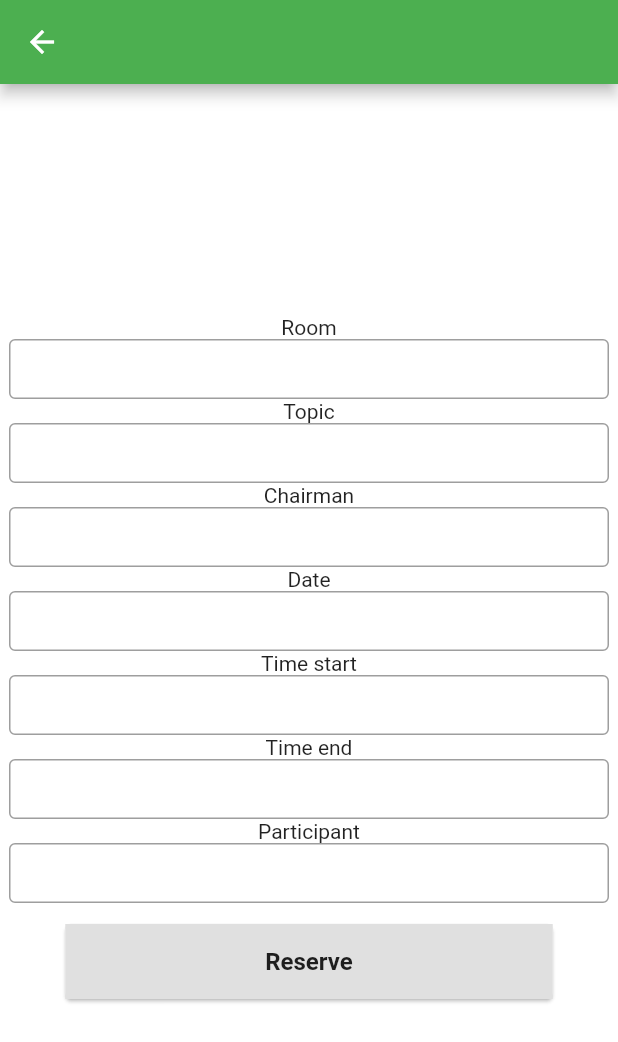
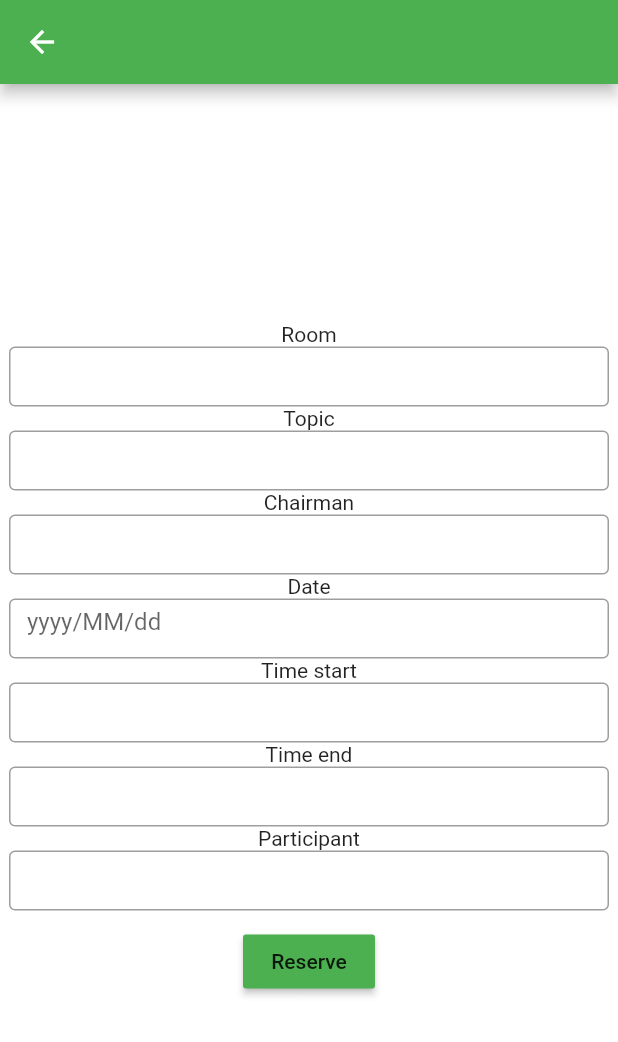
Before and after one commit to pbpeam/BAAC-Reservation, a Flutter app: the ReservationPage screen opened by its route, on a phone screen of 412 x 824 dp. Shown: the top 1042 px of the screen. Run offline on Flutter 3.47's test engine with Material 2 defaults, Android fonts, the phone set to English and light mode, and no system bars; our stand-ins replace flutter_secure_storage, table_calendar; accounts and stored records are empty; network calls fail.

Commit message:
Finish reservation system

```diff
--- a/baac_reservation/lib/api/model/reserve.dart
+++ b/baac_reservation/lib/api/model/reserve.dart
@@ -5,7 +5,9 @@ class Reserve{
   final String date;
   final String timeStart;
   final String timeEnd;
-  final int status;
+
+  final String createdAt;
+  final String updatedAt;
 
   Reserve({
     this.roomID,
@@ -14,7 +16,21 @@ class Reserve{
     this.date,
     this.timeStart,
     this.timeEnd,
-    this.status,
+
+    this.createdAt,
+    this.updatedAt,
   });
 
+  factory Reserve.fromJSON(Map<String, dynamic> json) => Reserve(
+    roomID: json['roomID'],
+    topic: json['topic'],
+    chairman: json['chairman'],
+    date: json['date'],
+    timeStart: json['timeStart'],
+    timeEnd: json['timeEnd'],
+
+
+    createdAt: json['created_at'],
+    updatedAt: json['updated_at'],
+  );
 }
--- a/baac_reservation/lib/screen/calendarPage.dart
+++ b/baac_reservation/lib/screen/calendarPage.dart
@@ -14,11 +14,9 @@ class CalendarPage extends StatefulWidget {
 
 class _CalendarPageState extends State<CalendarPage> {
   CalendarController _calendarController;
-  DateTime _dateTime;
 
   @override
   void initState() {
-    // TODO: implement initState
     super.initState();
     _calendarController = CalendarController();
   }
--- a/baac_reservation/lib/screen/reservationPage.dart
+++ b/baac_reservation/lib/screen/reservationPage.dart
@@ -1,5 +1,7 @@
+import 'package:baac_reservation/api/room_controller.dart';
 import 'package:baac_reservation/widgets/customButton.dart';
 import 'package:flutter/material.dart';
+// import 'package:date_format/date_format.dart';
 
 class ReservationPage extends StatefulWidget {
   @override
@@ -7,138 +9,236 @@ class ReservationPage extends StatefulWidget {
 }
 
 class _ReservationPageState extends State<ReservationPage> {
+  final roomID = TextEditingController();
+  final topic = TextEditingController();
+  final chairman = TextEditingController();
+  final date = TextEditingController();
+  final timeStart = TextEditingController();
+  final timeEnd = TextEditingController();
+  final participants = TextEditingController();
+
+  bool isFormValidated = false;
+  DateTime dateTime = DateTime.now();
+
+  //Create a blank checking
+  void computeFormValidated(){
+    setState(() {
+      isFormValidated =
+      roomID.text.length > 0 &&
+      topic.text.length > 0 &&
+      chairman.text.length > 0 &&
+      date.text.length > 0 &&
+      timeStart.text.length > 0 &&
+      timeEnd.text.length > 0 &&
+      participants.text.length > 0;
+    });
+  }
+
+  @override
+  void initState() {
+    super.initState();
+
+    roomID.addListener(computeFormValidated);
+    topic.addListener(computeFormValidated);
+    chairman.addListener(computeFormValidated);
+    date.addListener(computeFormValidated);
+    timeStart.addListener(computeFormValidated);
+    timeEnd.addListener(computeFormValidated);
+    roomID.addListener(computeFormValidated);
+    participants.addListener(computeFormValidated);
+  }
+
+
+
+  //UI part
   @override
   Widget build(BuildContext context) {
     return Scaffold(
       appBar: AppBar(),
+
       body: Container(
         child: Center(
+          child: SingleChildScrollView(
             child: Column(
               mainAxisSize: MainAxisSize.max,
               mainAxisAlignment: MainAxisAlignment.center,
-
               children: <Widget>[
                 Text('Room'),
                 Container(
                   width: 400,
                   height: 40,
-
                   child: TextField(
                     obscureText: false,
-
+                    controller: roomID,
                     decoration: InputDecoration(
                       border: OutlineInputBorder(),
-                    // hintText: 'Room'
+                    ),
+                  ),
+                ),
+                Text('Topic'),
+                Container(
+                  width: 400,
+                  height: 40,
+                  child: TextField(
+                    obscureText: false,
+                    controller: topic,
+                    decoration: InputDecoration(
+                      border: OutlineInputBorder(),
+                    ),
+                  ),
+                ),
+                Text('Chairman'),
+                Container(
+                  width: 400,
+                  height: 40,
+                  child: TextField(
+                    obscureText: false,
+                    controller: chairman,
+                    decoration: InputDecoration(
+                      border: OutlineInputBorder(),
                     ),
                   ),
                 ),
 
-              Text('Topic'),
+                Text('Date'), //Date format yyyy/MM/dd
                 Container(
                   width: 400,
                   height: 40,
-
                   child: TextField(
                     obscureText: false,
-
+                    controller: date,
                     decoration: InputDecoration(
+                      hintText: 'yyyy/MM/dd',
                       border: OutlineInputBorder(),
-                    // hintText: 'Topic'
                     ),
                   ),
                 ),
+          //       RaisedButton(
+          //   child: Text('Select Date'),
+          //   onPressed: () async {
+          //     showDatePicker(
+          //       context: context,
+          //       initialDate: dateTime,
+          //       firstDate: DateTime(2020),
+          //       lastDate: DateTime(2222)
+          //     )
+          //     .then ((date) {
+          //       setState(() {
+          //         dateTime = date;
+          //       });
+          //     });
 
-              Text('Chairman'),
-              Container(
-                width: 400,
-                height: 40,
-
-                child: TextField(
-                  obscureText: false,
-
-                  decoration: InputDecoration(
-                    border: OutlineInputBorder(),
-                    // hintText: 'Chairman'
-                  ),
-                ),
-              ),
-
-              Text('Date'),
-              Container(
-                width: 400,
-                height: 40,
-
-                child: TextField(
-                  obscureText: false,
-
-                  decoration: InputDecoration(
-                    border: OutlineInputBorder(),
-                    // hintText: 'Date'
-                  ),
-                ),
-              ),
+          //   },
+          // ),
 
                 Text('Time start'),
                 Container(
                   width: 400,
                   height: 40,
-
                   child: TextField(
                     obscureText: false,
-
+                    controller: timeStart,
                     decoration: InputDecoration(
                       border: OutlineInputBorder(),
-                    // hintText: 'Date'
+                    ),
+                  ),
+                ),
+                Text('Time end'),
+                Container(
+                  width: 400,
+                  height: 40,
+                  child: TextField(
+                    obscureText: false,
+                    controller: timeEnd,
+                    decoration: InputDecoration(
+                      border: OutlineInputBorder(),
                     ),
                   ),
                 ),
 
-              Text('Time end'),
-              Container(
-                width: 400,
-                height: 40,
-
-                child: TextField(
-                  obscureText: false,
-
-                  decoration: InputDecoration(
-                    border: OutlineInputBorder(),
-                    // hintText: 'Date'
-                  ),
-                ),
-              ),
+                // Text('Time (morning/ afternoon)'),
+                // Container(
+                //   width: 400,
+                //   height: 40,
+                //   child: TextField(
+                //     obscureText: false,
+                //     controller: participants,
+                //     decoration: InputDecoration(
+                //       border: OutlineInputBorder(),
+                //     ),
+                //   ),
+                // ),
 
                 Text('Participant'),
                 Container(
                   width: 400,
                   height: 40,
-
                   child: TextField(
                     obscureText: false,
-
+                    controller: participants,
                     decoration: InputDecoration(
                       border: OutlineInputBorder(),
-                    // hintText: 'Date'
                     ),
                   ),
                 ),
-
                 Container(
                   height: 10,
                 ),
 
-              new GestureDetector(
-                onTap: null,
-
-                child: CustomButton(
-                  title: 'Reserve'
-                )
-              )
+                RaisedButton(
+                  child:  Text('Reserve'),
+                  color: Colors.green,
+                  onPressed: (){
+                    _showDialog();
+                  }
+                ),
               ],
-
+            ),
           ),
         ),
       ),
     );
   }
+
+  void _showDialog() {
+    // flutter defined function
+    showDialog(
+      context: context,
+      builder: (BuildContext context) {
+
+        return AlertDialog(
+          title: new Text("Reservation Confirmation"),
+          content: new Text("Do you want to reserve this room?"),
+          actions: <Widget>[
+
+            new FlatButton(
+              child: new Text('Confirm'),
+              onPressed: () {
+                Navigator.of(context).pop();
+                isFormValidated ?
+                      RoomController.reservation(
+                          roomID.text,
+                          topic.text,
+                          chairman.text,
+                          date.text,
+                          timeStart.text,
+                          timeEnd.text,
+                          participants.text,
+                      )
+                      :
+                      print(null);
+              },
+            ),
+            new FlatButton(
+              child: new Text('Cancel'),
+              onPressed: (){
+                Navigator.of(context).pop();
+              },
+            ),
+          ],
+        );
+      },
+    );
   }
+
+}
--- a/baac_reservation/lib/screen/roomPage.dart
+++ b/baac_reservation/lib/screen/roomPage.dart
@@ -12,6 +12,7 @@ class _RoomPageState extends State<RoomPage> {
   @override
   Widget build(BuildContext context) {
     return Scaffold(
+      // resizeToAvoidBottomPadding: false,
        appBar: AppBar(
 
        ),
--- a/baac_reservation/lib/widgets/login.dart
+++ b/baac_reservation/lib/widgets/login.dart
@@ -76,7 +76,7 @@ class _LoginState extends State<Login> {
       else {
         // Find the Scaffold in the widget tree and use it to show a SnackBar.
         Scaffold.of(context).showSnackBar(
-          SnackBar( content: Text("Something went wrong, please try again") )
+          SnackBar( content: Text("Please try again") )
         );
       }
     } on Exception catch(e) {
--- a/baac_reservation/lib/widgets/roomList.dart
+++ b/baac_reservation/lib/widgets/roomList.dart
@@ -36,6 +36,7 @@ class _RoomListState extends State<RoomList> {
             itemBuilder: (BuildContext context, int index){
               return GestureDetector(
                 onTap: (){
+
                   Navigator.pushNamed(context, '/reserve');
                 },
                 child: Card(
--- a/baac_reservation/pubspec.yaml
+++ b/baac_reservation/pubspec.yaml
@@ -21,6 +21,8 @@ environment:
   sdk: ">=2.7.0 <3.0.0"
 
 dependencies:
+  intl: ^0.15.7
+  basic_utils: ^1.4.0
   flutter_secure_storage: ^3.3.3
   flutter_icons: ^1.0.0
   google_fonts: ^1.1.0
```
Also changed, not shown: baac_reservation/lib/api/room_controller.dart (+69 -28 lines), baac_reservation/pubspec.lock, 2 other files. Lines whose indentation alone changed are shown as unchanged.
